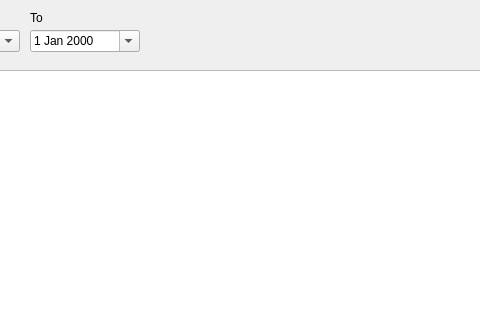
Old version of the form DLG/csummaryreportdlg.ui in the repository hlunguite/saptuamDataQT; both pictures show x 120 to 600 and y 0 to 320 of the 988 by 592 pixel window.
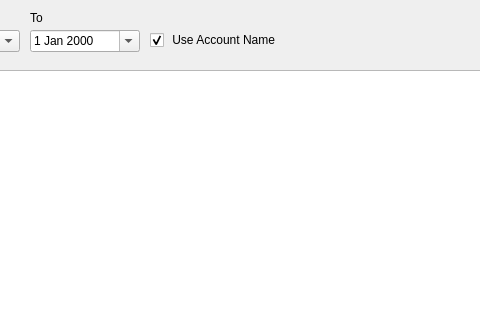
New version of the form.

Commit message: change in summary report ui

```diff
--- a/DLG/csummaryreportdlg.ui
+++ b/DLG/csummaryreportdlg.ui
@@ -110,6 +110,22 @@
     <string>To</string>
    </property>
   </widget>
+  <widget class="QCheckBox" name="m_useAccountNameCkbox">
+   <property name="geometry">
+    <rect>
+     <x>270</x>
+     <y>30</y>
+     <width>181</width>
+     <height>20</height>
+    </rect>
+   </property>
+   <property name="text">
+    <string> Use Account Name</string>
+   </property>
+   <property name="checked">
+    <bool>true</bool>
+   </property>
+  </widget>
  </widget>
  <resources/>
  <connections/>
```
